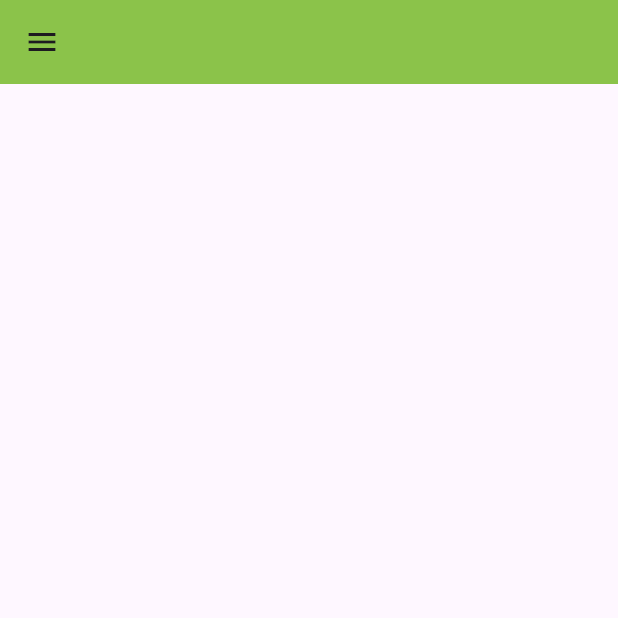
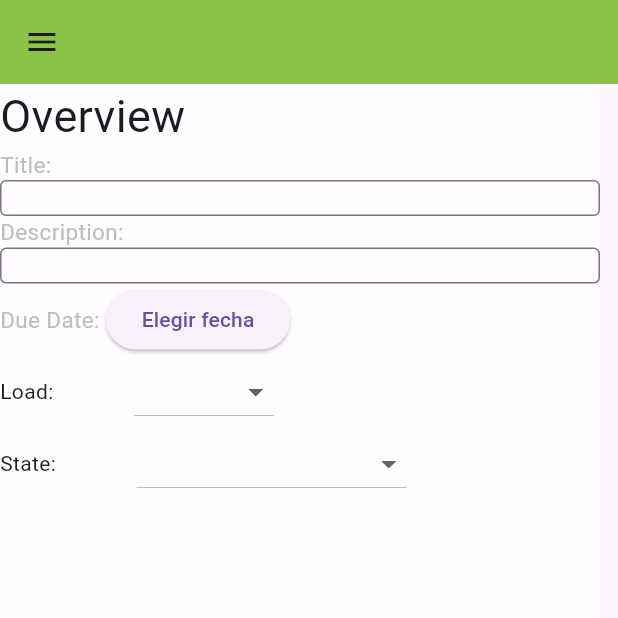
Before and after one commit to AntonioDeJesusMunozMunoz/MasterPlanner, a Flutter app: the screen it shows after launch, on a phone screen of 412 x 824 dp, the top half of it. Run offline on Flutter 3.47's test engine with Material 3 defaults, Android fonts, the phone set to English and light mode, and no system bars; our stand-ins replace sqflite, sqflite_common_ffi; accounts and stored records are empty.

```diff
--- a/lib/data/model.dart
+++ b/lib/data/model.dart
@@ -3,16 +3,21 @@ import 'dart:developer';
 import 'package:master_planner/utils.dart';
 import 'package:uuid/uuid.dart';
 
+enum TaskLoad{NONE, SMALL, MEDIUM, BIG, MASSIVE}
+enum TaskState{OPEN, IN_PROGRESS, IN_SLOW_PROGRESS ,DONE}
+
 //THIS MODEL DOES NOT STORE ANYTHING RELATED TO VISUALIZATION SUCH AS "Position", THAT SHOULD BE STORED BY SAVEABLE VISUALIZATIONS
 class TaskModel {
-  late final uuid = genUniqueID();
+  late final uuid;
   String title = "task title";
   String? description;
   DateTime? dueDate;
+  TaskLoad load = .NONE;
+  TaskState state = .OPEN;
   List<TaskModel> subtasks = List.empty(growable: true); //claude: reverted to plain List<TaskModel>, no longer using WeakReference
 
   //constructor
-  TaskModel (this.title, [this.description, this.dueDate,  List<TaskModel>? subtasks]) : subtasks = subtasks ?? []; //claude: reverted constructor param type to List<TaskModel>?
+  TaskModel (this.title, {String? uuid, this.description, this.dueDate, this.load = .NONE, this.state = .OPEN,  List<TaskModel>? subtasks}) : subtasks = subtasks ?? [], uuid = uuid ?? genUniqueID(); //claude: reverted constructor param type to List<TaskModel>?
 
   //serialization funcs
   Map<String,dynamic> toJson() {
@@ -25,6 +30,16 @@ class TaskModel {
 
   static TaskModel fromJson(Map<String,dynamic> json){
     log(json['dueDate']);
-    return TaskModel(json['title'], json['description'],json['dueDate'] == 'null' ? null :  DateTime.parse(json['dueDate']));
+    return TaskModel(json['title'], description:  json['description'],dueDate:  json['dueDate'] == 'null' ? null :  DateTime.parse(json['dueDate']));
+  }
+
+  void updateFrom(TaskModel other) {
+    assert(uuid == other.uuid, 'Cannot updateFrom a task with a different uuid');
+    title = other.title;
+    description = other.description;
+    dueDate = other.dueDate;
+    load = other.load;
+    state = other.state;
+    subtasks = other.subtasks;
   }
 }
--- a/lib/main.dart
+++ b/lib/main.dart
@@ -5,8 +5,10 @@ import 'package:flutter/material.dart';
 import 'package:flutter/services.dart';
 import 'package:master_planner/data/db.dart';
 import 'package:master_planner/data/model.dart';
+import 'package:master_planner/overviewPanel.dart';
 import 'package:master_planner/timelineAndGraph.dart';
 import 'package:master_planner/viewModel/graphViewModel.dart';
+import 'package:master_planner/viewModel/overviewViewModel.dart';
 import 'package:master_planner/viewModel/tasksSOT.dart';
 import 'package:sqflite_common_ffi/sqflite_ffi.dart';
 import 'package:uuid/uuid.dart';
@@ -20,7 +22,9 @@ TasksSOT tasksSot = TasksSOT();
 
 //graphView
 late GraphViewModel graphVM;
+late OverViewViewModel overviewVM;
 GraphController stratifiedGraphController = GraphController();
+OverviewController overviewController = OverviewController();
 
 
 //==================== INTENTS FOR KEYBOARD ASSIGNMENTS =====================
@@ -34,6 +38,7 @@ void main() {
   sqfliteFfiInit();
   databaseFactory = databaseFactoryFfi;
   graphVM =  GraphViewModel(sot: tasksSot, graphController: stratifiedGraphController);
+  overviewVM = OverViewViewModel(sot: tasksSot, overviewController: overviewController);
 
   runApp(const MainApp());
 }
@@ -50,11 +55,30 @@ class MainApp extends StatefulWidget {
 class _MainAppState extends State<MainApp> {
   //VARS
   var currView = Views.stratifiedGraph;
+  var showOverview = false;
+  var overViewOOBPos = 1000000.0;
+
+  @override
+  void initState() {
+    super.initState();
+    graphVM.onNodeSelectedChanged = _onGraphControllerNodeSelectedChangedDecideIfShowOverview;
+  }
 
   //FUNCS
   void _changeView(Views newView) {
     setState(() {
       currView = newView;
+    });
+  }
+
+  void _onGraphControllerNodeSelectedChangedDecideIfShowOverview(GraphNode? node){
+    setState(() {
+      if (node != null){
+        showOverview = true;
+        overviewVM.taskUuid = node.uuid;
+      }else{
+        showOverview = false;
+      }
     });
   }
 
@@ -84,11 +108,19 @@ class _MainAppState extends State<MainApp> {
                 ],
               ),
             ),
-            body: switch (currView) {
-              Views.graph => GraphTaskView(),
-              Views.tabbedText => TabbedTextTaskView(),
-              _ => Column()
-            }
+            body: Stack(
+              children: [
+                //the main views
+                switch (currView) {
+                  Views.graph => GraphTaskView(),
+                  Views.tabbedText => TabbedTextTaskView(),
+                  _ => OverviewPanel(controller: overviewController,)
+                },
+
+                //The overview always on top, can be shown on demand
+                Positioned(left: MediaQuery.of(context).size.width - 400, top: showOverview ?  50 : overViewOOBPos, child: OverviewPanel(controller: overviewController,)), //TODO: currently the way the overview is hidden is by actually just moving it out of thw way, kinda janky
+                ],
+              )
           ),
         ),
       ),
@@ -148,7 +180,9 @@ class _GraphTaskViewState extends State<GraphTaskView> {
           Expanded(
             child: Row(
               children: [
-                Expanded(child: timelineAndGraphWidget(graphController: stratifiedGraphController))
+                Expanded(
+                  child: timelineAndGraphWidget(graphController: stratifiedGraphController),
+                )
               ]
             ),
           ),
--- /dev/null
+++ b/lib/overviewPanel.dart
@@ -0,0 +1,282 @@
+/*
+Panel that shows an editable form of the all the fields of the current task selected
+*/
+
+/*
+  late final uuid = genUniqueID();
+  String title = "task title";
+  String? description;
+  DateTime? dueDate;
+  TaskLoad load = .NONE;
+  TaskState state = .OPEN;
+  List<TaskModel> subtasks = List.empty(growable: true); //claude: reverted to plain List<TaskModel>, no longer using WeakReference
+
+*/
+
+import 'dart:developer';
+
+import 'package:flutter/material.dart';
+import 'package:master_planner/data/model.dart';
+
+
+TextStyle titleStyle = TextStyle(fontSize: 30);
+TextStyle subtitleStyle = TextStyle(fontSize: 15, color: Colors.grey.shade400);
+
+
+//===================================== THE OVERVIEW PANEL ================================
+//the class
+class OverviewPanel extends StatefulWidget {
+  OverviewController controller;
+  OverviewPanel({super.key, required this.controller});
+
+  @override
+  State<OverviewPanel> createState() => _OverviewPanelState();
+}
+
+
+//the state
+class _OverviewPanelState extends State<OverviewPanel> {
+  @override
+  Widget build(BuildContext context) {
+    //setup the controllers
+
+
+    return Container(
+      width: 400,
+      height: 500,
+      color: Colors.white70,
+      child: Column(
+        crossAxisAlignment: .start,
+        children: [
+          Text("Overview", style: titleStyle,),
+          NamedTextField(title: "Title: ", controller: widget.controller.titleController,),
+          NamedTextField(title: "Description: ", controller: widget.controller.descriptionController,),
+          FullDatePicker(controller: widget.controller.datePickerController),
+          EnumDropdownButton<TaskLoad>(title: "Load: ", values: TaskLoad.values, controller: widget.controller.loadController,),
+          EnumDropdownButton<TaskState>(title: "State: ", values: TaskState.values, controller: widget.controller.stateController,),
+          //Text("Subtasks: ", style: subtitleStyle),
+        ],
+      ),
+      );
+  }
+}
+
+
+
+//the controller
+class OverviewController extends ChangeNotifier{
+  //title vars
+  TextEditingController titleController = TextEditingController();
+  late String lastTitle = titleController.text;
+  Function(String newValue)? _onTitleChangeCallback;
+
+  //description vars
+  TextEditingController descriptionController = TextEditingController();
+  late String lastDescription = descriptionController.text;
+  Function(String newValue)? _onDescriptionChangeCallback;
+
+  //due date vars
+  FullDatePickerController datePickerController = FullDatePickerController();
+  DateTime? lastDueDate; //claude: tracks last value, same purpose as lastTitle/lastDescription
+  Function(DateTime? newValue)? _onDueDateChangeCallback;
+
+  //load and state vars
+  EnumController<TaskLoad> loadController = EnumController<TaskLoad>(); //claude
+  EnumController<TaskState> stateController = EnumController<TaskState>(); //claude
+  TaskLoad? lastLoad; //claude
+  TaskState? lastState; //claude
+  Function(TaskLoad? newValue)? _onLoadChangeCallback; //claude
+  Function(TaskState? newValue)? _onStateChangeCallback; //claude
+
+  set onTitleChangeCallback(Function(String newValue)? callback) {
+    _onTitleChangeCallback = callback;
+    titleController.addListener(() {
+      //only callback when the title actually changes
+      if (titleController.text == lastTitle) return;
+      lastTitle = titleController.text;
+      _onTitleChangeCallback!.call(titleController.text);
+      });
+  }
+
+   set onDescriptionChangeCallback(Function(String newValue)? callback) {
+    _onDescriptionChangeCallback = callback;
+    descriptionController.addListener(() {
+      //only callback when the description actually changes
+      if (descriptionController.text == lastDescription) return;
+      lastDescription = descriptionController.text;
+      _onDescriptionChangeCallback!.call(descriptionController.text);
+    });
+  }
+
+  set onDueDateChangeCallback(Function(DateTime? newValue)? callback) {
+    _onDueDateChangeCallback = callback;
+    datePickerController.addListener(() {
+      //claude: only callback when the due date actually changes
+      if (datePickerController.selectedDate == lastDueDate) return;
+      lastDueDate = datePickerController.selectedDate; //claude
+      _onDueDateChangeCallback!.call(datePickerController.selectedDate);
+    });
+  }
+
+  set onLoadChangeCallback(Function(TaskLoad? newValue)? callback) {
+    _onLoadChangeCallback = callback;
+    loadController.addListener(() {
+      //claude: only callback when the load actually changes
+      if (loadController.selectedValue == lastLoad) return;
+      lastLoad = loadController.selectedValue; //claude
+      _onLoadChangeCallback!.call(loadController.selectedValue);
+    });
+  }
+
+  set onStateChangeCallback(Function(TaskState? newValue)? callback) {
+    _onStateChangeCallback = callback;
+    stateController.addListener(() {
+      //claude: only callback when the state actually changes
+      if (stateController.selectedValue == lastState) return;
+      lastState = stateController.selectedValue; //claude
+      _onStateChangeCallback!.call(stateController.selectedValue);
+    });
+  }
+
+}
+
+//================================ ENUM DROPDOWN BUTTON ===========================================
+class EnumDropdownButton<T extends Enum> extends StatefulWidget {
+  final String title;
+  final List<T> values;
+  final EnumController<T> controller; //claude: replaces initialValue + onChanged
+
+  const EnumDropdownButton({
+    super.key,
+    required this.values,
+    required this.controller, //claude
+    this.title = "",
+  });
+
+  @override
+  State<EnumDropdownButton<T>> createState() => _EnumDropdownButtonState<T>();
+}
+
+class _EnumDropdownButtonState<T extends Enum> extends State<EnumDropdownButton<T>> {
+
+  //claude: no more local _selectedItem — value now lives in widget.controller, rebuild when it changes
+  @override
+  void initState() {
+    super.initState();
+    widget.controller.addListener(_onControllerChanged); //claude
+  }
+
+  @override
+  void dispose() {
+    widget.controller.removeListener(_onControllerChanged); //claude
+    super.dispose();
+  }
+
+  void _onControllerChanged() => setState(() {}); //claude
+
+  void _dropdownButtonOnChanged(T? newItem) {
+    widget.controller.selectedValue = newItem; //claude: write straight to controller instead of local state + callback
+  }
+
+  @override
+  Widget build(BuildContext context) {
+    return Row(
+      mainAxisAlignment: .start,
+      children: [
+        Text(widget.title),Container(width: 50,),
+        DropdownButton<T>(
+          items: widget.values.map((value) {
+            return DropdownMenuItem<T>(
+              value: value,
+              child: Text(value.name),
+            );
+          }).toList(),
+          value: widget.controller.selectedValue, //claude: read from controller
+          onChanged: _dropdownButtonOnChanged,
+        ),
+      ],
+    );
+  }
+}
+//claude: new controller, holds the currently selected enum value, mirrors FullDatePickerController's shape
+class EnumController<T extends Enum> extends ChangeNotifier {
+  T? _selectedValue;
+  T? get selectedValue => _selectedValue;
+  set selectedValue(T? newVal) {
+    _selectedValue = newVal;
+    notifyListeners();
+  }
+}
+//================================ NAMED TEXTFIELD ===========================================
+
+class NamedTextField extends StatelessWidget {
+  String title;
+  TextEditingController controller;
+  NamedTextField({
+    super.key, required this.title, required this.controller
+  });
+
+  @override
+  Widget build(BuildContext context) {
+    return Column(
+        crossAxisAlignment: .start,
+        children: [
+          Text(title, style: subtitleStyle, textAlign: .left,),
+          TextField(
+            controller: controller,
+            decoration:
+              InputDecoration(border: OutlineInputBorder(), contentPadding: EdgeInsets.zero, isCollapsed: true, isDense: true),
+              minLines: 1 ,maxLines: 5,
+              cursorHeight: 15,
+            ),
+        ],
+    );
+  }
+}
+
+
+//================================ DATE PICKER ===========================================
+class FullDatePicker extends StatefulWidget{
+  FullDatePickerController? controller;
+  FullDatePicker({super.key, this.controller}){
+    if (controller == null){
+      this.controller = FullDatePickerController();
+    }
+  }
+
+  @override
+  State<FullDatePicker> createState() => _FullDatePickerState();
+}
+
+class _FullDatePickerState extends State<FullDatePicker> {
+
+  @override
+  Widget build(BuildContext context) {
+    return Row(
+      children: [
+        Text("Due Date: ", style: subtitleStyle),
+        ElevatedButton(
+          onPressed:  () async {
+              DateTime? potentialSelectedDate = await showDatePicker(context: context, firstDate: DateTime(1900), lastDate: DateTime(2200));
+              if (potentialSelectedDate != null){
+                setState(() {
+                  widget.controller!.selectedDate = potentialSelectedDate;
+                });
+              }
+            },
+          child: Text(widget.controller!.selectedDate == null ? "Elegir fecha" :   "${widget.controller!.selectedDate!.day}/${widget.controller!.selectedDate!.month}/${widget.controller!.selectedDate!.year}"),),
+      ],
+    );
+  }
+}
+
+class FullDatePickerController extends ChangeNotifier {
+  DateTime? _selectedDate;
+  DateTime? get selectedDate{
+    return _selectedDate;
+  }
+  set selectedDate(DateTime? newVal) {
+    _selectedDate = newVal;
+    notifyListeners();
+  }
+}
```
Also changed, not shown: lib/timelineAndGraph.dart (+16 -4 lines), lib/viewModel/graphViewModel.dart (+11 -4 lines), lib/viewModel/overviewViewModel.dart (added, +81 -0 lines), lib/viewModel/tasksSOT.dart (+16 -2 lines).
